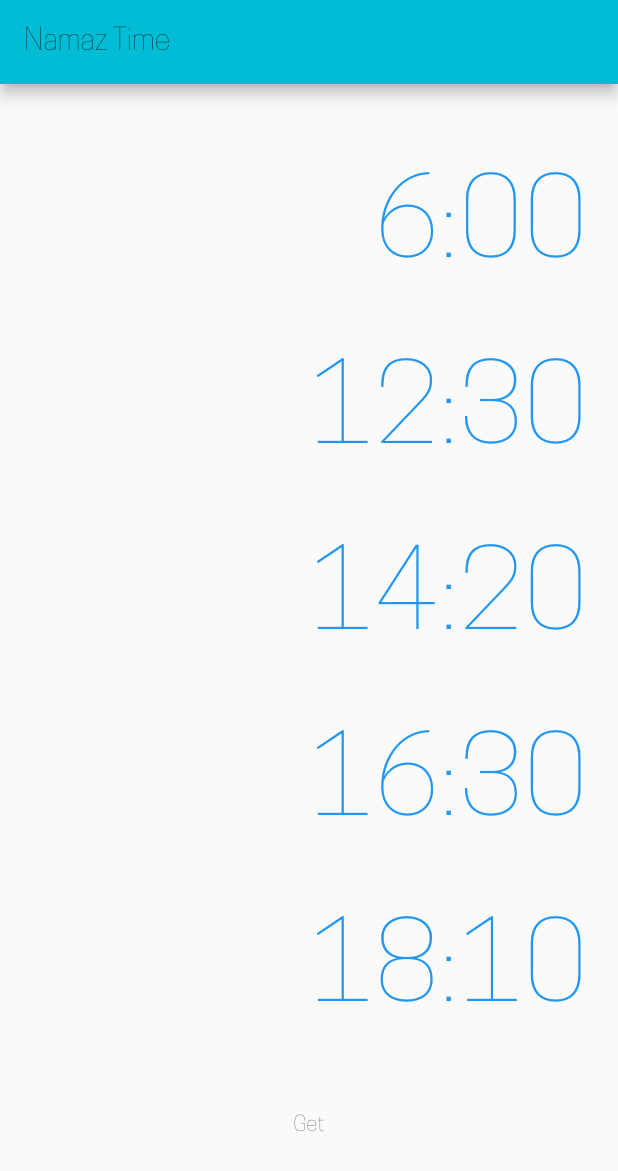
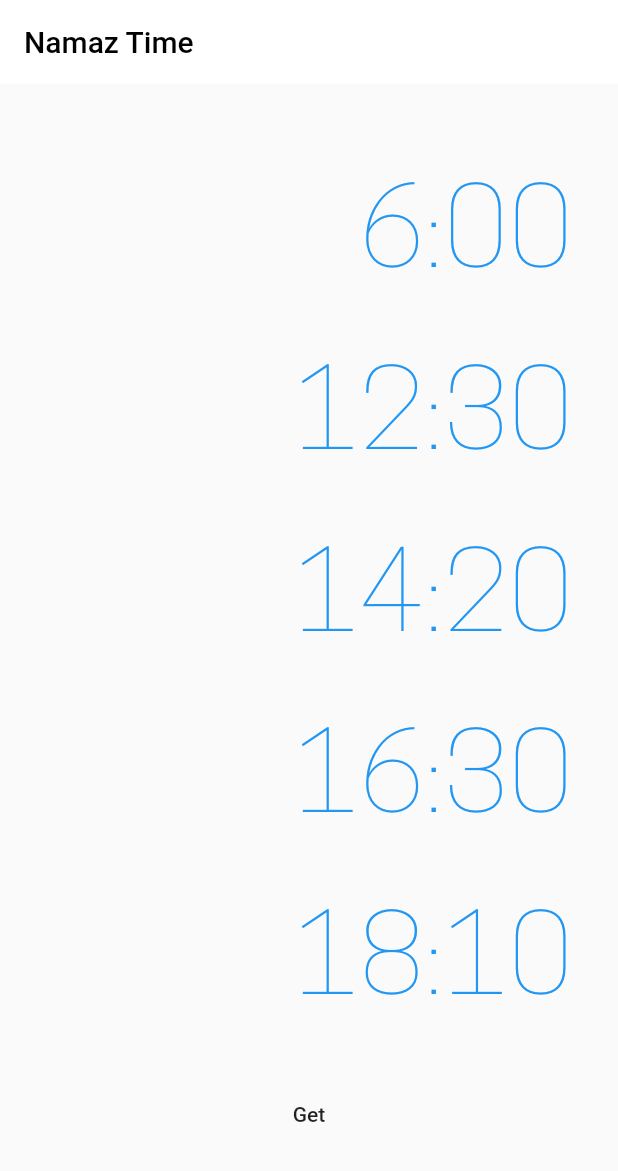
Before and after one commit to Clusiv/namaz, a Flutter app: the screen it shows after launch, after a tap on "Get", on a phone screen of 412 x 824 dp. Shown: the top 1171 px of the screen. Run offline on Flutter 3.47's test engine with Material 2 defaults, Android fonts, the phone set to English and light mode, and no system bars.

Commit message:
some design

```diff
--- a/lib/main.dart
+++ b/lib/main.dart
@@ -1,5 +1,6 @@
 // import 'dart:io';
 import 'package:flutter/material.dart';
+import 'package:namaz/matcolorwhite.dart';
 import 'package:namaz/profile/mainscreen.dart';
 // import 'package:namaz/profile/mainscreen.dart';
 import 'namaz/namaz_screen.dart';
@@ -23,7 +24,7 @@ class MyApp extends StatelessWidget {
 
     return MaterialApp(
       home: pv,
-      theme: ThemeData(fontFamily: 'Cooper-Hewitt', primarySwatch: Colors.cyan),
+      theme: ThemeData(primarySwatch: white),
     );
   }
 }
--- /dev/null
+++ b/lib/matcolorwhite.dart
@@ -0,0 +1,17 @@
+import 'package:flutter/material.dart';
+
+const MaterialColor white = MaterialColor(
+  0xFFFFFFFF,
+  <int, Color>{
+    50: Color(0xFFFFFFFF),
+    100: Color(0xFFFFFFFF),
+    200: Color(0xFFFFFFFF),
+    300: Color(0xFFFFFFFF),
+    400: Color(0xFFFFFFFF),
+    500: Color(0xFFFFFFFF),
+    600: Color(0xFFFFFFFF),
+    700: Color(0xFFFFFFFF),
+    800: Color(0xFFFFFFFF),
+    900: Color(0xFFFFFFFF),
+  },
+);
--- a/lib/namaz/namaz_screen.dart
+++ b/lib/namaz/namaz_screen.dart
@@ -1,6 +1,6 @@
 import 'package:flutter/material.dart';
 import '../fileservice.dart';
-import 'time_widget.dart';
+import '../thintext.dart';
 
 class NamazScreen extends StatefulWidget {
   const NamazScreen({Key? key}) : super(key: key);
@@ -37,16 +37,17 @@ class NamazState extends State<NamazScreen> {
     return Scaffold(
         appBar: AppBar(
           title: const Text('Namaz Time'),
+          elevation: 0,
         ),
         body: Container(
-          padding: const EdgeInsets.all(20),
+          padding: const EdgeInsets.all(30),
           child: Column(
             children: [
-              TimeWidget(t: times[0]),
-              TimeWidget(t: times[1]),
-              TimeWidget(t: times[2]),
-              TimeWidget(t: times[3]),
-              TimeWidget(t: times[4]),
+              ThinText(times[0]),
+              ThinText(times[1]),
+              ThinText(times[2]),
+              ThinText(times[3]),
+              ThinText(times[4]),
               MaterialButton(onPressed: read, child: const Text('Get'))
             ],
             crossAxisAlignment: CrossAxisAlignment.stretch,
--- a/lib/namaz/time_widget.dart
+++ /dev/null
@@ -1,17 +0,0 @@
-import 'package:flutter/material.dart';
-
-class TimeWidget extends StatelessWidget {
-  final String t;
-
-  const TimeWidget({Key? key, required this.t}) : super(key: key);
-
-  @override
-  Widget build(BuildContext context) {
-    return Text(
-      t,
-      textAlign: TextAlign.right,
-      style: const TextStyle(
-          color: Colors.blue, fontSize: 72, fontWeight: FontWeight.w100),
-    );
-  }
-}
--- a/lib/thicktext.dart
+++ /dev/null
@@ -1,5 +0,0 @@
-import 'package:flutter/material.dart';
-
-class ThickText extends Text {
-  const ThickText(Key? key, String data) : super(data);
-}
--- /dev/null
+++ b/lib/thintext.dart
@@ -0,0 +1,20 @@
+import 'package:flutter/material.dart';
+
+class ThinText extends StatelessWidget {
+  final String datatext;
+  const ThinText(this.datatext) : super();
+
+  @override
+  Widget build(BuildContext context) {
+    return Text(
+      datatext,
+      textAlign: TextAlign.right,
+      style: const TextStyle(
+        fontFamily: 'Cooper-Hewitt',
+        color: Colors.blue,
+        fontSize: 72,
+        fontWeight: FontWeight.w100,
+      ),
+    );
+  }
+}
```
Also changed, not shown: 1 other file.
